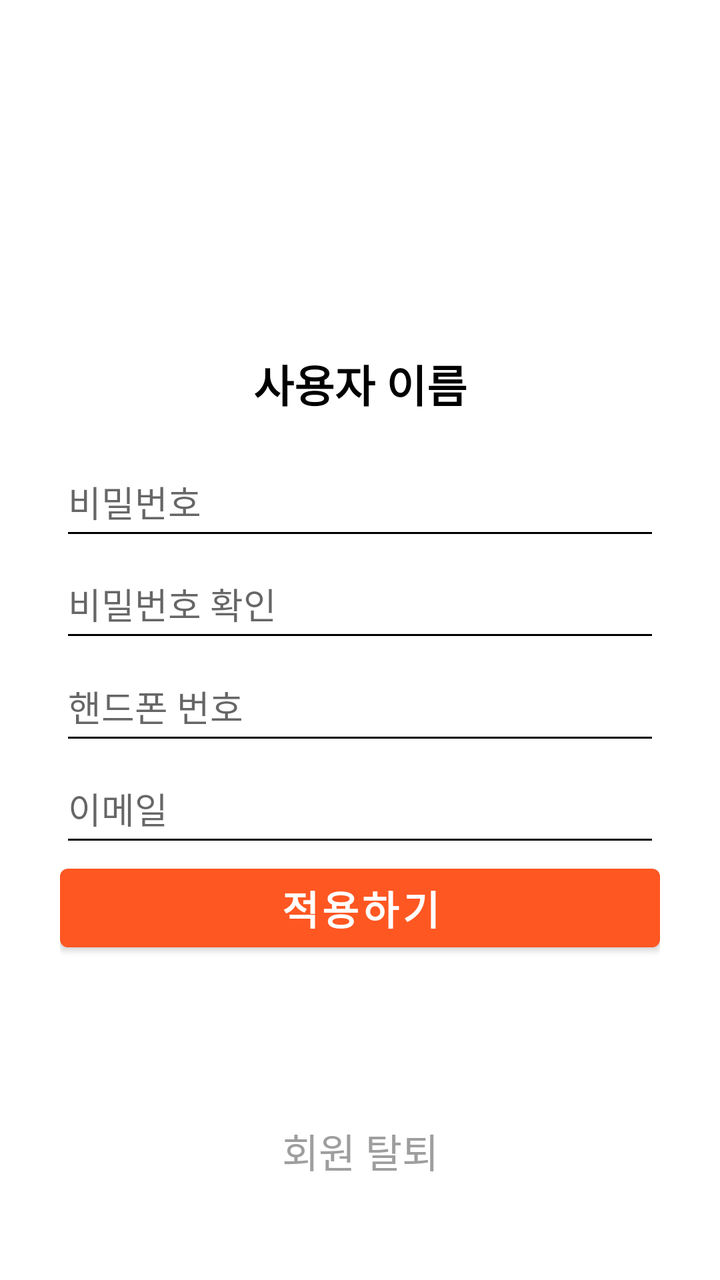
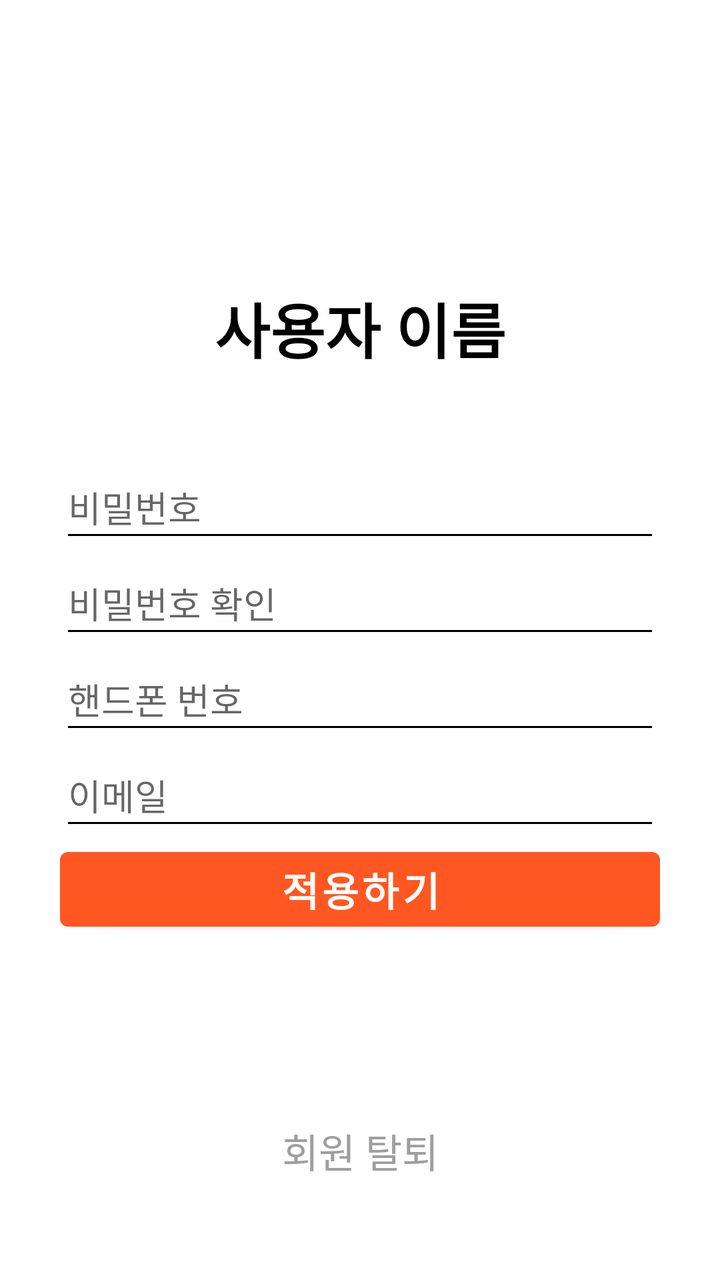

The first picture is an Android layout as it rendered before a commit; the second is the same layout after the commit. The layout source and the unified diff follow.
<!-- AndroidManifest.xml: application theme Theme.Bookies_001 -->
<!-- res/layout/userinfo_main.xml -->
<?xml version="1.0" encoding="utf-8"?>
<androidx.constraintlayout.widget.ConstraintLayout xmlns:android="http://schemas.android.com/apk/res/android"
    xmlns:tools="http://schemas.android.com/tools"
    android:layout_width="match_parent"
    android:layout_height="match_parent"
    xmlns:app="http://schemas.android.com/apk/res-auto">

    <LinearLayout
        android:layout_width="match_parent"
        android:layout_height="0dp"
        app:layout_constraintHeight_percent="0.5"
        android:orientation="vertical"
        android:layout_marginStart="30dp"
        android:layout_marginEnd="30dp"
        app:layout_constraintBottom_toBottomOf="parent"
        app:layout_constraintEnd_toEndOf="parent"
        app:layout_constraintStart_toStartOf="parent"
        app:layout_constraintTop_toTopOf="parent">

        <TextView
            android:id="@+id/userinfo_name"
            android:layout_width="match_parent"
            android:layout_height="0dp"
            android:layout_weight="0.5"
            android:gravity="center"
            android:text="사용자 이름"
            android:textAppearance="@style/TextAppearance.AppCompat.Large"
            android:textStyle="bold" />

        <EditText
            android:id="@+id/userinfo_pw"
            android:layout_width="match_parent"
            android:layout_height="0dp"
            android:layout_weight="0.4"
            android:hint="비밀번호" />

        <EditText
            android:id="@+id/userinfo_pw_ch"
            android:layout_width="match_parent"
            android:layout_height="0dp"
            android:layout_weight="0.4"
            android:hint="비밀번호 확인" />

        <EditText
            android:id="@+id/userinfo_phone"
            android:layout_width="match_parent"
            android:layout_height="0dp"
            android:layout_weight="0.4"
            android:hint="핸드폰 번호" />

        <EditText
            android:id="@+id/userinfo_email"
            android:layout_width="match_parent"
            android:layout_height="0dp"
            android:layout_weight="0.4"
            android:hint="이메일" />

        <Button
            android:id="@+id/userinfo_button"
            android:layout_width="match_parent"
            android:layout_height="0dp"
            android:layout_weight="0.4"
            android:text="적용하기"
            android:textSize="20dp"
            android:textColor="@color/white"
            android:textStyle="bold"/>


    </LinearLayout>

    <TextView
        android:id="@+id/signout"
        android:layout_width="wrap_content"
        android:layout_height="wrap_content"
        android:text="회원 탈퇴"
        app:layout_constraintStart_toStartOf="parent"
        app:layout_constraintEnd_toEndOf="parent"
        app:layout_constraintBottom_toBottomOf="parent"
        android:textSize="20dp"
        android:textColor="@color/gray"
        android:layout_marginBottom="50dp"/>

</androidx.constraintlayout.widget.ConstraintLayout>
<!-- resources referenced by this layout -->
<resources>
  <color name="gray">#9E9E9E</color>
  <color name="white">#FFFFFFFF</color>
  <style name="Theme.Bookies_001" parent="Theme.MaterialComponents.DayNight.NoActionBar">
          
          <item name="colorPrimary">@color/orange</item>
          <item name="colorPrimaryVariant">@color/orange</item>
          <item name="colorOnPrimary">@color/black</item>
          
          <item name="colorSecondary">#E4E4E4</item>
          <item name="colorSecondaryVariant">#D1D1D1</item>
          <item name="colorOnSecondary">@color/black</item>
          
          <item name="android:statusBarColor">?attr/colorPrimaryVariant</item>
          
          
          <item name="android:textColor">@color/black</item>
          <item name="android:textColorPrimary">@color/black</item>
          <item name="android:textColorSecondary">@color/black</item>
  
          
          <item name="android:navigationBarColor">@color/orange</item>
          <item name="android:tint">@color/black</item>
      </style>
  <color name="orange">#FF5722</color>"
  <color name="black">#FF000000</color>
</resources>

<!-- the commit's change to res/layout/userinfo_main.xml (unified diff, before → after) -->
@@ -1,18 +1,27 @@
 <?xml version="1.0" encoding="utf-8"?>
 <androidx.constraintlayout.widget.ConstraintLayout xmlns:android="http://schemas.android.com/apk/res/android"
-    xmlns:tools="http://schemas.android.com/tools"
     android:layout_width="match_parent"
     android:layout_height="match_parent"
     xmlns:app="http://schemas.android.com/apk/res-auto">
 
+    <TextView
+        android:layout_width="match_parent"
+        android:layout_height="0dp"
+        android:layout_weight="0.5"
+        android:gravity="center"
+        android:textAppearance="@style/TextAppearance.AppCompat.Large"
+        android:textStyle="bold"
+        app:layout_constraintBottom_toTopOf="@id/info_container"/>
+
     <LinearLayout
+        android:id="@+id/info_container"
         android:layout_width="match_parent"
         android:layout_height="0dp"
         app:layout_constraintHeight_percent="0.5"
         android:orientation="vertical"
         android:layout_marginStart="30dp"
         android:layout_marginEnd="30dp"
-        app:layout_constraintBottom_toBottomOf="parent"
+        android:layout_marginTop="100dp"
         app:layout_constraintEnd_toEndOf="parent"
         app:layout_constraintStart_toStartOf="parent"
         app:layout_constraintTop_toTopOf="parent">
@@ -21,9 +30,10 @@
             android:id="@+id/userinfo_name"
             android:layout_width="match_parent"
             android:layout_height="0dp"
-            android:layout_weight="0.5"
+            android:layout_weight="0.4"
             android:gravity="center"
             android:text="사용자 이름"
+            android:textSize="30dp"
             android:textAppearance="@style/TextAppearance.AppCompat.Large"
             android:textStyle="bold" />
 
@@ -31,42 +41,48 @@
             android:id="@+id/userinfo_pw"
             android:layout_width="match_parent"
             android:layout_height="0dp"
-            android:layout_weight="0.4"
+            android:layout_weight="0.15"
+            android:inputType="textPassword"
             android:hint="비밀번호" />
 
         <EditText
             android:id="@+id/userinfo_pw_ch"
             android:layout_width="match_parent"
             android:layout_height="0dp"
-            android:layout_weight="0.4"
+            android:layout_weight="0.15"
+            android:inputType="textPassword"
             android:hint="비밀번호 확인" />
 
         <EditText
             android:id="@+id/userinfo_phone"
             android:layout_width="match_parent"
             android:layout_height="0dp"
-            android:layout_weight="0.4"
+            android:layout_weight="0.15"
             android:hint="핸드폰 번호" />
 
         <EditText
             android:id="@+id/userinfo_email"
             android:layout_width="match_parent"
             android:layout_height="0dp"
-            android:layout_weight="0.4"
+            android:layout_weight="0.15"
             android:hint="이메일" />
+
+
+
+    </LinearLayout>
 
         <Button
             android:id="@+id/userinfo_button"
             android:layout_width="match_parent"
             android:layout_height="0dp"
-            android:layout_weight="0.4"
+            android:layout_weight="0.15"
+            android:layout_marginStart="30dp"
+            android:layout_marginEnd="30dp"
             android:text="적용하기"
             android:textSize="20dp"
             android:textColor="@color/white"
-            android:textStyle="bold"/>
-
-
-    </LinearLayout>
+            android:textStyle="bold"
+            app:layout_constraintTop_toBottomOf="@id/info_container"/>
 
     <TextView
         android:id="@+id/signout"
